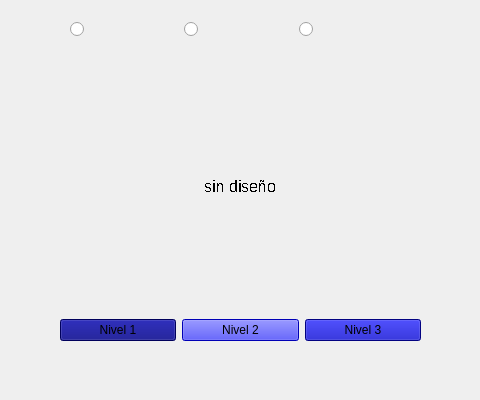
The window that menu.ui (juangquevedo/juago_proyecto_final) describes before a commit, drawn with Qt 5; both pictures show x 370 to 850 and y 300 to 700 of the 1097 by 700 pixel window.
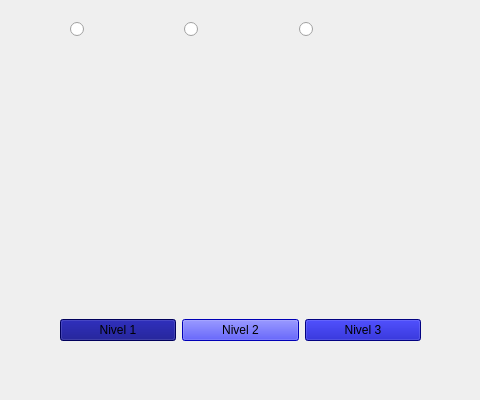
The same window after the commit. Icons and pictures are not drawn.

```diff
--- a/menu.ui
+++ b/menu.ui
@@ -83,8 +83,11 @@
          <property name="focusPolicy">
           <enum>Qt::NoFocus</enum>
          </property>
+         <property name="styleSheet">
+          <string notr="true">background-image: url(:/Imagenes/mapa edificio.png);</string>
+         </property>
          <property name="text">
-          <string>sin diseño</string>
+          <string/>
          </property>
          <property name="alignment">
           <set>Qt::AlignCenter</set>
```
Left out of the diff: 6 changed lines with no effect on the pictures.
